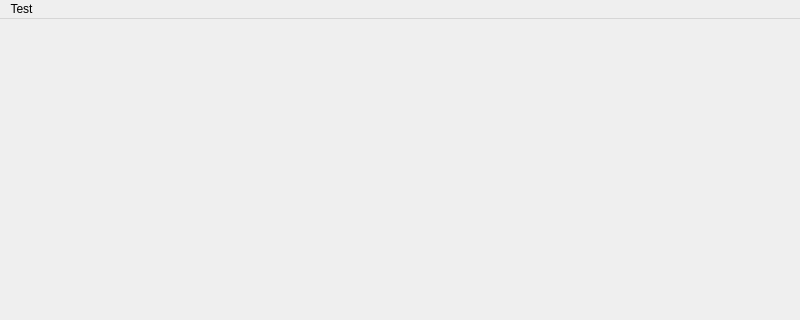
olegphpgithub/ChallengeAccepted, file SpeakEnglish/MainWindow.ui: the form before one commit; both pictures show x 0 to 800 and y 0 to 320 of the 800 by 600 pixel window.
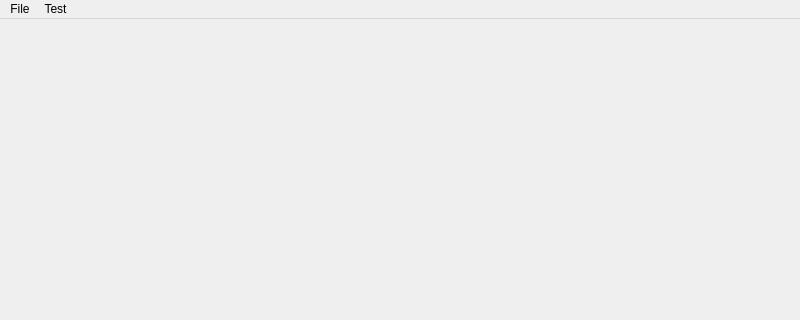
The form after the commit.

What changed in the file:
```diff
--- a/SpeakEnglish/MainWindow.ui
+++ b/SpeakEnglish/MainWindow.ui
@@ -30,6 +30,15 @@
     <addaction name="actionChallengeBegin"/>
     <addaction name="actionChallengeInterrupt"/>
    </widget>
+   <widget class="QMenu" name="menuFile">
+    <property name="title">
+     <string>File</string>
+    </property>
+    <addaction name="actionOpenFile"/>
+    <addaction name="separator"/>
+    <addaction name="actionQuit"/>
+   </widget>
+   <addaction name="menuFile"/>
    <addaction name="menuTest"/>
   </widget>
   <widget class="QStatusBar" name="statusbar"/>
```
Left out of the diff: 10 changed lines with no effect on the pictures.
